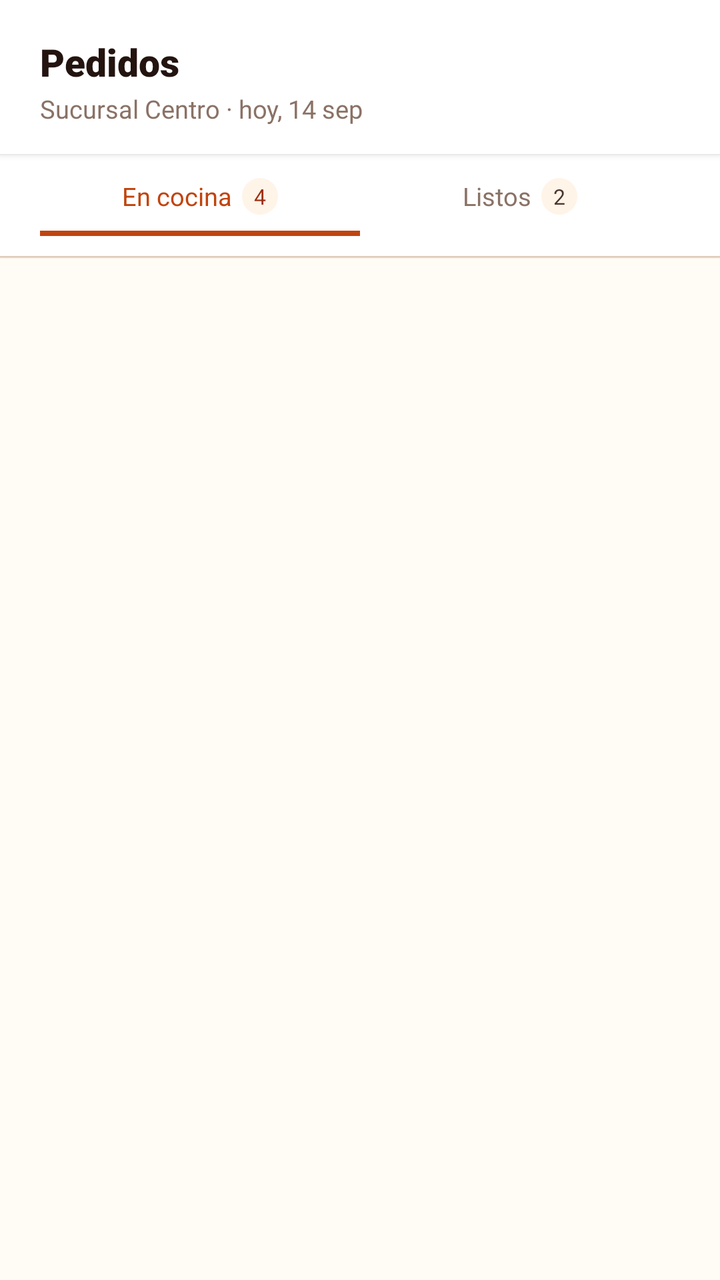
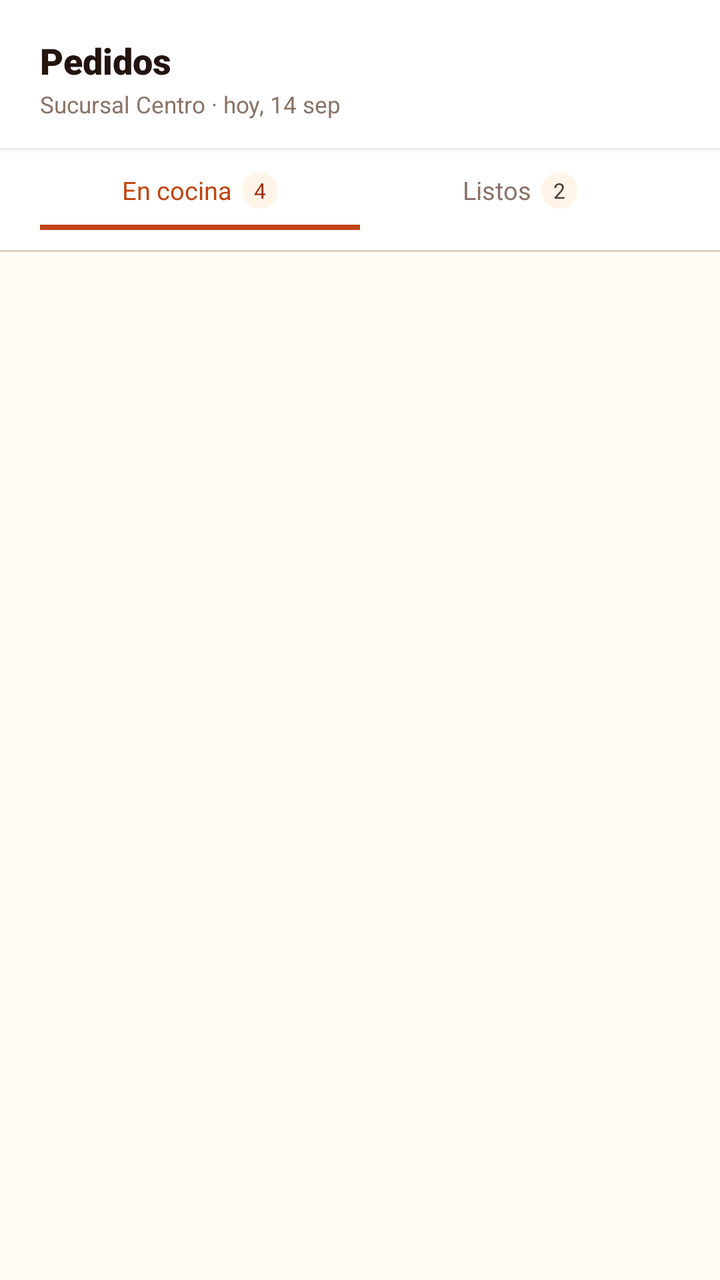

Compare the two renders of this Android layout. The source of the first and the diff that turns it into the second are given below.
<!-- AndroidManifest.xml: application theme Theme.Pollogithub -->
<!-- res/layout/fragment_pedidos.xml -->
<?xml version="1.0" encoding="utf-8"?>
<androidx.constraintlayout.widget.ConstraintLayout xmlns:android="http://schemas.android.com/apk/res/android"
    xmlns:app="http://schemas.android.com/apk/res-auto"
    xmlns:tools="http://schemas.android.com/tools"
    android:layout_width="match_parent"
    android:layout_height="match_parent"
    android:background="@color/paper_50">

    
    <LinearLayout
        android:id="@+id/headerPedidos"
        android:layout_width="match_parent"
        android:layout_height="wrap_content"
        android:background="@color/white"
        android:elevation="2dp"
        android:orientation="vertical"
        android:paddingHorizontal="20dp"
        android:paddingTop="18dp"
        android:paddingBottom="14dp"
        app:layout_constraintEnd_toEndOf="parent"
        app:layout_constraintStart_toStartOf="parent"
        app:layout_constraintTop_toTopOf="parent">

        <TextView
            android:layout_width="wrap_content"
            android:layout_height="wrap_content"
            android:fontFamily="sans-serif-black"
            android:text="@string/title_orders"
            android:textColor="@color/char_900"
            android:textSize="19sp" />

        <TextView
            android:layout_width="wrap_content"
            android:layout_height="wrap_content"
            android:layout_marginTop="2dp"
            android:fontFamily="sans-serif"
            android:text="@string/subtitle_orders"
            android:textColor="@color/char_400"
            android:textSize="12.5sp" />
    </LinearLayout>

    
    <LinearLayout
        android:id="@+id/layoutTabs"
        android:layout_width="match_parent"
        android:layout_height="wrap_content"
        android:background="@color/white"
        android:elevation="1dp"
        android:orientation="horizontal"
        android:paddingHorizontal="20dp"
        android:paddingTop="12dp"
        app:layout_constraintTop_toBottomOf="@id/headerPedidos">

        <LinearLayout
            android:id="@+id/tabCocina"
            android:layout_width="0dp"
            android:layout_height="wrap_content"
            android:layout_weight="1"
            android:clickable="true"
            android:focusable="true"
            android:gravity="center"
            android:orientation="vertical"
            android:paddingBottom="10dp">

            <LinearLayout
                android:layout_width="wrap_content"
                android:layout_height="wrap_content"
                android:gravity="center_vertical"
                android:orientation="horizontal">

                <TextView
                    android:id="@+id/tvTabCocinaText"
                    android:layout_width="wrap_content"
                    android:layout_height="wrap_content"
                    android:fontFamily="sans-serif-bold"
                    android:text="@string/tab_cocina"
                    android:textColor="@color/ember_600"
                    android:textSize="12.5sp" />

                <TextView
                    android:id="@+id/tvTabCocinaCount"
                    android:layout_width="wrap_content"
                    android:layout_height="wrap_content"
                    android:layout_marginStart="5dp"
                    android:background="@drawable/bg_tab_badge"
                    android:fontFamily="sans-serif-bold"
                    android:paddingHorizontal="6dp"
                    android:paddingVertical="2dp"
                    android:text="4"
                    android:textColor="@color/ember_700"
                    android:textSize="10.5sp" />
            </LinearLayout>

            <View
                android:id="@+id/lineTabCocina"
                android:layout_width="match_parent"
                android:layout_height="2.5dp"
                android:layout_marginTop="8dp"
                android:background="@color/ember_600" />
        </LinearLayout>

        <LinearLayout
            android:id="@+id/tabListos"
            android:layout_width="0dp"
            android:layout_height="wrap_content"
            android:layout_weight="1"
            android:clickable="true"
            android:focusable="true"
            android:gravity="center"
            android:orientation="vertical"
            android:paddingBottom="10dp">

            <LinearLayout
                android:layout_width="wrap_content"
                android:layout_height="wrap_content"
                android:gravity="center_vertical"
                android:orientation="horizontal">

                <TextView
                    android:id="@+id/tvTabListosText"
                    android:layout_width="wrap_content"
                    android:layout_height="wrap_content"
                    android:fontFamily="sans-serif-bold"
                    android:text="@string/tab_listos"
                    android:textColor="@color/char_400"
                    android:textSize="12.5sp" />

                <TextView
                    android:id="@+id/tvTabListosCount"
                    android:layout_width="wrap_content"
                    android:layout_height="wrap_content"
                    android:layout_marginStart="5dp"
                    android:background="@drawable/bg_tab_badge"
                    android:fontFamily="sans-serif-bold"
                    android:paddingHorizontal="6dp"
                    android:paddingVertical="2dp"
                    android:text="2"
                    android:textColor="@color/char_700"
                    android:textSize="10.5sp" />
            </LinearLayout>

            <View
                android:id="@+id/lineTabListos"
                android:layout_width="match_parent"
                android:layout_height="2.5dp"
                android:layout_marginTop="8dp"
                android:background="@android:color/transparent" />
        </LinearLayout>
    </LinearLayout>

    <View
        android:id="@+id/tabsDivider"
        android:layout_width="match_parent"
        android:layout_height="1dp"
        android:background="@color/line_color"
        app:layout_constraintTop_toBottomOf="@id/layoutTabs" />

    
    <androidx.recyclerview.widget.RecyclerView
        android:id="@+id/rvOrders"
        android:layout_width="match_parent"
        android:layout_height="0dp"
        android:clipToPadding="false"
        android:paddingVertical="12dp"
        app:layout_constraintBottom_toBottomOf="parent"
        app:layout_constraintTop_toBottomOf="@id/tabsDivider"
        tools:itemCount="3"
        tools:listitem="@layout/item_order_card" />

</androidx.constraintlayout.widget.ConstraintLayout>
<!-- res/layout/item_order_card.xml (included above) -->
<?xml version="1.0" encoding="utf-8"?>
<LinearLayout xmlns:android="http://schemas.android.com/apk/res/android"
    xmlns:tools="http://schemas.android.com/tools"
    android:layout_width="match_parent"
    android:layout_height="wrap_content"
    android:layout_marginHorizontal="16dp"
    android:layout_marginVertical="6dp"
    android:background="@drawable/bg_order_card"
    android:orientation="vertical"
    android:padding="15dp">

    
    <RelativeLayout
        android:layout_width="match_parent"
        android:layout_height="wrap_content"
        android:layout_marginBottom="10dp">

        <LinearLayout
            android:layout_width="wrap_content"
            android:layout_height="wrap_content"
            android:layout_alignParentStart="true"
            android:layout_centerVertical="true"
            android:orientation="vertical">

            <TextView
                android:id="@+id/tvOrderId"
                android:layout_width="wrap_content"
                android:layout_height="wrap_content"
                android:fontFamily="sans-serif-bold"
                android:text="Pedido #0231"
                android:textColor="@color/char_900"
                android:textSize="14.5sp" />

            <TextView
                android:id="@+id/tvOrderTime"
                android:layout_width="wrap_content"
                android:layout_height="wrap_content"
                android:layout_marginTop="2dp"
                android:fontFamily="sans-serif"
                android:text="Hace 3 min · Mesa 4"
                android:textColor="@color/char_400"
                android:textSize="11sp" />
        </LinearLayout>

        <TextView
            android:id="@+id/tvStatusBadge"
            android:layout_width="wrap_content"
            android:layout_height="wrap_content"
            android:layout_alignParentEnd="true"
            android:layout_centerVertical="true"
            android:background="@drawable/bg_status_cocina"
            android:fontFamily="sans-serif-bold"
            android:paddingHorizontal="10dp"
            android:paddingVertical="5dp"
            android:text="@string/status_cocina"
            android:textColor="@color/wait_600"
            android:textSize="11sp" />
    </RelativeLayout>

    
    <TextView
        android:id="@+id/tvOrderItems"
        android:layout_width="match_parent"
        android:layout_height="wrap_content"
        android:layout_marginBottom="10dp"
        android:fontFamily="sans-serif"
        android:lineSpacingExtra="2dp"
        android:text="1/4 pollo frito, 1/2 pollo a la brasa, 2× gaseosa"
        android:textColor="@color/char_700"
        android:textSize="12.5sp" />

    
    <RelativeLayout
        android:layout_width="match_parent"
        android:layout_height="wrap_content">

        <LinearLayout
            android:layout_width="wrap_content"
            android:layout_height="wrap_content"
            android:layout_alignParentStart="true"
            android:layout_centerVertical="true"
            android:gravity="center_vertical"
            android:orientation="horizontal">

            <ImageView
                android:id="@+id/imgTypeIcon"
                android:layout_width="14dp"
                android:layout_height="14dp"
                android:contentDescription="Tipo"
                android:src="@drawable/ic_type_table" />

            <TextView
                android:id="@+id/tvOrderType"
                android:layout_width="wrap_content"
                android:layout_height="wrap_content"
                android:layout_marginStart="6dp"
                android:fontFamily="sans-serif-bold"
                android:text="Para mesa"
                android:textColor="@color/char_400"
                android:textSize="11.5sp" />
        </LinearLayout>

        <TextView
            android:id="@+id/tvOrderTotal"
            android:layout_width="wrap_content"
            android:layout_height="wrap_content"
            android:layout_alignParentEnd="true"
            android:layout_centerVertical="true"
            android:fontFamily="sans-serif-bold"
            android:text="Bs. 41.40"
            android:textColor="@color/ember_700"
            android:textSize="14sp" />
    </RelativeLayout>

    
    <LinearLayout
        android:layout_width="match_parent"
        android:layout_height="wrap_content"
        android:layout_marginTop="12dp"
        android:orientation="horizontal">

        <androidx.appcompat.widget.AppCompatButton
            android:id="@+id/btnViewDetail"
            android:layout_width="0dp"
            android:layout_height="38dp"
            android:layout_marginEnd="8dp"
            android:layout_weight="1"
            android:background="@drawable/bg_btn_outline"
            android:fontFamily="sans-serif-bold"
            android:text="@string/btn_view_detail"
            android:textAllCaps="false"
            android:textColor="@color/char_700"
            android:textSize="12sp" />

        <androidx.appcompat.widget.AppCompatButton
            android:id="@+id/btnPrimaryAction"
            android:layout_width="0dp"
            android:layout_height="38dp"
            android:layout_weight="1"
            android:background="@drawable/bg_button_primary"
            android:fontFamily="sans-serif-bold"
            android:text="@string/btn_mark_ready"
            android:textAllCaps="false"
            android:textColor="@color/white"
            android:textSize="12sp" />
    </LinearLayout>

</LinearLayout>
<!-- resources referenced by this layout -->
<resources>
  <!-- unchanged entries left out for length: 27 -->
</resources>

<!-- the commit's change to res/layout/fragment_pedidos.xml (unified diff, before → after) -->
@@ -9,34 +9,23 @@
     
     <LinearLayout
         android:id="@+id/headerPedidos"
-        android:layout_width="match_parent"
-        android:layout_height="wrap_content"
-        android:background="@color/white"
-        android:elevation="2dp"
-        android:orientation="vertical"
-        android:paddingHorizontal="20dp"
-        android:paddingTop="18dp"
-        android:paddingBottom="14dp"
+        style="@style/Widget.Pollo.Header.Vertical"
         app:layout_constraintEnd_toEndOf="parent"
         app:layout_constraintStart_toStartOf="parent"
         app:layout_constraintTop_toTopOf="parent">
 
         <TextView
-            android:layout_width="wrap_content"
-            android:layout_height="wrap_content"
-            android:fontFamily="sans-serif-black"
-            android:text="@string/title_orders"
-            android:textColor="@color/char_900"
-            android:textSize="19sp" />
-
-        <TextView
-            android:layout_width="wrap_content"
-            android:layout_height="wrap_content"
-            android:layout_marginTop="2dp"
-            android:fontFamily="sans-serif"
-            android:text="@string/subtitle_orders"
-            android:textColor="@color/char_400"
-            android:textSize="12.5sp" />
+            android:textAppearance="@style/TextAppearance.Pollo.Title.Medium"
+            android:layout_width="wrap_content"
+            android:layout_height="wrap_content"
+            android:text="@string/title_orders" />
+
+        <TextView
+            android:textAppearance="@style/TextAppearance.Pollo.Subtitle"
+            android:layout_width="wrap_content"
+            android:layout_height="wrap_content"
+            android:layout_marginTop="@dimen/spacing_2xs"
+            android:text="@string/subtitle_orders" />
     </LinearLayout>
 
     
@@ -172,13 +161,12 @@
 <?xml version="1.0" encoding="utf-8"?>
 <LinearLayout xmlns:android="http://schemas.android.com/apk/res/android"
     xmlns:tools="http://schemas.android.com/tools"
+    style="@style/Widget.Pollo.Card.Order"
     android:layout_width="match_parent"
     android:layout_height="wrap_content"
-    android:layout_marginHorizontal="16dp"
-    android:layout_marginVertical="6dp"
-    android:background="@drawable/bg_order_card"
-    android:orientation="vertical"
-    android:padding="15dp">
+    android:layout_marginHorizontal="@dimen/card_margin_horizontal"
+    android:layout_marginVertical="@dimen/card_margin_vertical"
+    android:orientation="vertical">
 
     
     <RelativeLayout
@@ -195,50 +183,43 @@
 
             <TextView
                 android:id="@+id/tvOrderId"
-                android:layout_width="wrap_content"
-                android:layout_height="wrap_content"
-                android:fontFamily="sans-serif-bold"
-                android:text="Pedido #0231"
-                android:textColor="@color/char_900"
-                android:textSize="14.5sp" />
+                style="@style/TextAppearance.Pollo.Title.Small"
+                android:layout_width="wrap_content"
+                android:layout_height="wrap_content"
+                android:text="Pedido #0231" />
 
             <TextView
                 android:id="@+id/tvOrderTime"
-                android:layout_width="wrap_content"
-                android:layout_height="wrap_content"
-                android:layout_marginTop="2dp"
-                android:fontFamily="sans-serif"
-                android:text="Hace 3 min · Mesa 4"
-                android:textColor="@color/char_400"
-                android:textSize="11sp" />
+                style="@style/TextAppearance.Pollo.Subtitle.Muted"
+                android:layout_width="wrap_content"
+                android:layout_height="wrap_content"
+                android:layout_marginTop="@dimen/spacing_2xs"
+                android:text="Hace 3 min · Mesa 4" />
         </LinearLayout>
 
         <TextView
             android:id="@+id/tvStatusBadge"
+            style="@style/TextAppearance.Pollo.Badge.Status"
             android:layout_width="wrap_content"
             android:layout_height="wrap_content"
             android:layout_alignParentEnd="true"
             android:layout_centerVertical="true"
             android:background="@drawable/bg_status_cocina"
-            android:fontFamily="sans-serif-bold"
             android:paddingHorizontal="10dp"
             android:paddingVertical="5dp"
             android:text="@string/status_cocina"
-            android:textColor="@color/wait_600"
-            android:textSize="11sp" />
+            android:textColor="@color/wait_600" />
     </RelativeLayout>
 
     
     <TextView
         android:id="@+id/tvOrderItems"
+        style="@style/TextAppearance.Pollo.Body"
         android:layout_width="match_parent"
         android:layout_height="wrap_content"
         android:layout_marginBottom="10dp"
-        android:fontFamily="sans-serif"
         android:lineSpacingExtra="2dp"
-        android:text="1/4 pollo frito, 1/2 pollo a la brasa, 2× gaseosa"
-        android:textColor="@color/char_700"
-        android:textSize="12.5sp" />
+        android:text="1/4 pollo frito, 1/2 pollo a la brasa, 2× gaseosa" />
 
     
     <RelativeLayout
@@ -262,58 +243,47 @@
 
             <TextView
                 android:id="@+id/tvOrderType"
+                style="@style/TextAppearance.Pollo.Subtitle"
                 android:layout_width="wrap_content"
                 android:layout_height="wrap_content"
                 android:layout_marginStart="6dp"
                 android:fontFamily="sans-serif-bold"
-                android:text="Para mesa"
-                android:textColor="@color/char_400"
-                android:textSize="11.5sp" />
+                android:text="Para mesa" />
         </LinearLayout>
 
         <TextView
             android:id="@+id/tvOrderTotal"
+            style="@style/TextAppearance.Pollo.Price.Small"
             android:layout_width="wrap_content"
             android:layout_height="wrap_content"
             android:layout_alignParentEnd="true"
             android:layout_centerVertical="true"
-            android:fontFamily="sans-serif-bold"
-            android:text="Bs. 41.40"
-            android:textColor="@color/ember_700"
-            android:textSize="14sp" />
+            android:text="Bs. 41.40" />
     </RelativeLayout>
 
     
     <LinearLayout
         android:layout_width="match_parent"
         android:layout_height="wrap_content"
-        android:layout_marginTop="12dp"
+        android:layout_marginTop="@dimen/spacing_m"
         android:orientation="horizontal">
 
         <androidx.appcompat.widget.AppCompatButton
             android:id="@+id/btnViewDetail"
-            android:layout_width="0dp"
-            android:layout_height="38dp"
-            android:layout_marginEnd="8dp"
-            android:layout_weight="1"
-            android:background="@drawable/bg_btn_outline"
-            android:fontFamily="sans-serif-bold"
-            android:text="@string/btn_view_detail"
-            android:textAllCaps="false"
-            android:textColor="@color/char_700"
-            android:textSize="12sp" />
+            style="@style/Widget.Pollo.Button.Outline.Small"
+            android:layout_width="0dp"
+            android:layout_height="@dimen/btn_height_small"
+            android:layout_marginEnd="@dimen/spacing_s"
+            android:layout_weight="1"
+            android:text="@string/btn_view_detail" />
 
         <androidx.appcompat.widget.AppCompatButton
             android:id="@+id/btnPrimaryAction"
-            android:layout_width="0dp"
-            android:layout_height="38dp"
-            android:layout_weight="1"
-            android:background="@drawable/bg_button_primary"
-            android:fontFamily="sans-serif-bold"
-            android:text="@string/btn_mark_ready"
-            android:textAllCaps="false"
-            android:textColor="@color/white"
-            android:textSize="12sp" />
+            style="@style/Widget.Pollo.Button.Primary.Small"
+            android:layout_width="0dp"
+            android:layout_height="@dimen/btn_height_small"
+            android:layout_weight="1"
+            android:text="@string/btn_mark_ready" />
     </LinearLayout>
 
 </LinearLayout>
<!-- resource entries referenced after the edit -->
@@ -1,5 +1,120 @@
 <!-- resources referenced by this layout -->
 <resources>
+  <dimen name="btn_height_small">38dp</dimen>
+  <dimen name="card_margin_horizontal">16dp</dimen>
+  <dimen name="card_margin_vertical">6dp</dimen>
+  <dimen name="spacing_2xs">2dp</dimen>
+  <dimen name="spacing_m">12dp</dimen>
+  <dimen name="spacing_s">8dp</dimen>
+  <style name="TextAppearance.Pollo.Badge.Status" parent="TextAppearance.Pollo.Badge">
+          <item name="android:fontFamily">sans-serif-bold</item>
+          <item name="android:textSize">11.5sp</item>
+          <item name="android:textAllCaps">false</item>
+      </style>
+  <style name="TextAppearance.Pollo.Body" parent="TextAppearance.Pollo">
+          <item name="android:fontFamily">sans-serif</item>
+          <item name="android:textColor">@color/char_700</item>
+          <item name="android:textSize">@dimen/text_size_body</item>
+      </style>
+  <style name="TextAppearance.Pollo.Price.Small" parent="TextAppearance.Pollo.Price">
+          <item name="android:textColor">@color/ember_700</item>
+          <item name="android:textSize">@dimen/text_size_price_small</item>
+      </style>
+  <style name="TextAppearance.Pollo.Subtitle" parent="TextAppearance.Pollo">
+          <item name="android:fontFamily">sans-serif</item>
+          <item name="android:textColor">@color/char_400</item>
+          <item name="android:textSize">@dimen/text_size_caption</item>
+      </style>
+  <style name="TextAppearance.Pollo.Subtitle.Muted" parent="TextAppearance.Pollo.Subtitle">
+          <item name="android:textSize">11sp</item>
+      </style>
+  <style name="TextAppearance.Pollo.Title.Medium" parent="TextAppearance.Pollo.Title">
+          <item name="android:fontFamily">sans-serif-black</item>
+          <item name="android:textColor">@color/char_900</item>
+          <item name="android:textSize">@dimen/text_size_title_medium</item>
+      </style>
+  <style name="TextAppearance.Pollo.Title.Small" parent="TextAppearance.Pollo.Title">
+          <item name="android:fontFamily">sans-serif-bold</item>
+          <item name="android:textColor">@color/char_900</item>
+          <item name="android:textSize">@dimen/text_size_title_small</item>
+      </style>
+  <style name="Widget.Pollo.Button.Outline.Small" parent="Widget.Pollo.Button.Outline">
+          <item name="android:minHeight">@dimen/btn_height_small</item>
+          <item name="android:textSize">@dimen/text_size_btn_small</item>
+          <item name="android:paddingHorizontal">@dimen/spacing_m</item>
+      </style>
+  <style name="Widget.Pollo.Button.Primary.Small" parent="Widget.Pollo.Button.Primary">
+          <item name="android:minHeight">@dimen/btn_height_small</item>
+          <item name="android:textSize">@dimen/text_size_btn_small</item>
+          <item name="android:paddingHorizontal">@dimen/spacing_m</item>
+      </style>
+  <style name="Widget.Pollo.Card.Order" parent="Widget.Pollo.Card">
+          <item name="android:background">@drawable/bg_order_card</item>
+          <item name="android:padding">@dimen/card_padding_standard</item>
+      </style>
+  <style name="Widget.Pollo.Header.Vertical" parent="Widget.Pollo">
+          <item name="android:layout_width">match_parent</item>
+          <item name="android:layout_height">wrap_content</item>
+          <item name="android:background">@color/white</item>
+          <item name="android:elevation">@dimen/elevation_low</item>
+          <item name="android:orientation">vertical</item>
+          <item name="android:paddingHorizontal">@dimen/header_padding_horizontal</item>
+          <item name="android:paddingTop">18dp</item>
+          <item name="android:paddingBottom">@dimen/header_padding_bottom</item>
+      </style>
+  <style name="TextAppearance.Pollo.Badge" parent="TextAppearance.Pollo">
+          <item name="android:fontFamily">sans-serif-black</item>
+          <item name="android:textColor">@color/white</item>
+          <item name="android:textSize">@dimen/text_size_badge</item>
+          <item name="android:textAllCaps">true</item>
+      </style>
+  <style name="TextAppearance.Pollo" parent="android:TextAppearance" />
+  <dimen name="text_size_body">13.5sp</dimen>
+  <style name="TextAppearance.Pollo.Price" parent="TextAppearance.Pollo">
+          <item name="android:fontFamily">sans-serif-black</item>
+          <item name="android:textColor">@color/ember_600</item>
+          <item name="android:textSize">@dimen/text_size_price_medium</item>
+      </style>
+  <dimen name="text_size_price_small">14sp</dimen>
+  <dimen name="text_size_caption">11.5sp</dimen>
+  <style name="TextAppearance.Pollo.Title" parent="TextAppearance.Pollo" />
+  <dimen name="text_size_title_medium">18sp</dimen>
+  <dimen name="text_size_title_small">15sp</dimen>
+  <style name="Widget.Pollo.Button.Outline" parent="Widget.Pollo.Button">
+          <item name="android:background">@drawable/bg_btn_outline</item>
+          <item name="android:fontFamily">sans-serif-bold</item>
+          <item name="android:textColor">@color/char_700</item>
+          <item name="android:textSize">@dimen/text_size_btn_medium</item>
+          <item name="android:textAllCaps">false</item>
+          <item name="android:paddingHorizontal">@dimen/spacing_l</item>
+          <item name="android:minHeight">@dimen/btn_height_primary</item>
+          <item name="android:stateListAnimator">@null</item>
+      </style>
+  <dimen name="text_size_btn_small">12sp</dimen>
+  <style name="Widget.Pollo.Button.Primary" parent="Widget.Pollo.Button">
+          <item name="android:background">@drawable/bg_button_primary</item>
+          <item name="android:fontFamily">sans-serif-bold</item>
+          <item name="android:textColor">@color/white</item>
+          <item name="android:textSize">@dimen/text_size_btn_primary</item>
+          <item name="android:textAllCaps">false</item>
+          <item name="android:paddingHorizontal">@dimen/spacing_xl</item>
+          <item name="android:minHeight">@dimen/btn_height_primary</item>
+          <item name="android:stateListAnimator">@null</item>
+      </style>
+  <style name="Widget.Pollo.Card" parent="" />
+  <dimen name="card_padding_standard">14dp</dimen>
+  <style name="Widget.Pollo" parent="" />
+  <dimen name="elevation_low">2dp</dimen>
+  <dimen name="header_padding_horizontal">20dp</dimen>
+  <dimen name="header_padding_bottom">14dp</dimen>
+  <dimen name="text_size_badge">10.5sp</dimen>
+  <dimen name="text_size_price_medium">16sp</dimen>
+  <style name="Widget.Pollo.Button" parent="Widget.AppCompat.Button" />
+  <dimen name="text_size_btn_medium">13.5sp</dimen>
+  <dimen name="spacing_l">16dp</dimen>
+  <dimen name="btn_height_primary">52dp</dimen>
+  <dimen name="text_size_btn_primary">15sp</dimen>
+  <dimen name="spacing_xl">20dp</dimen>
   <!-- unchanged entries left out for length: 27 -->
 </resources>
 
